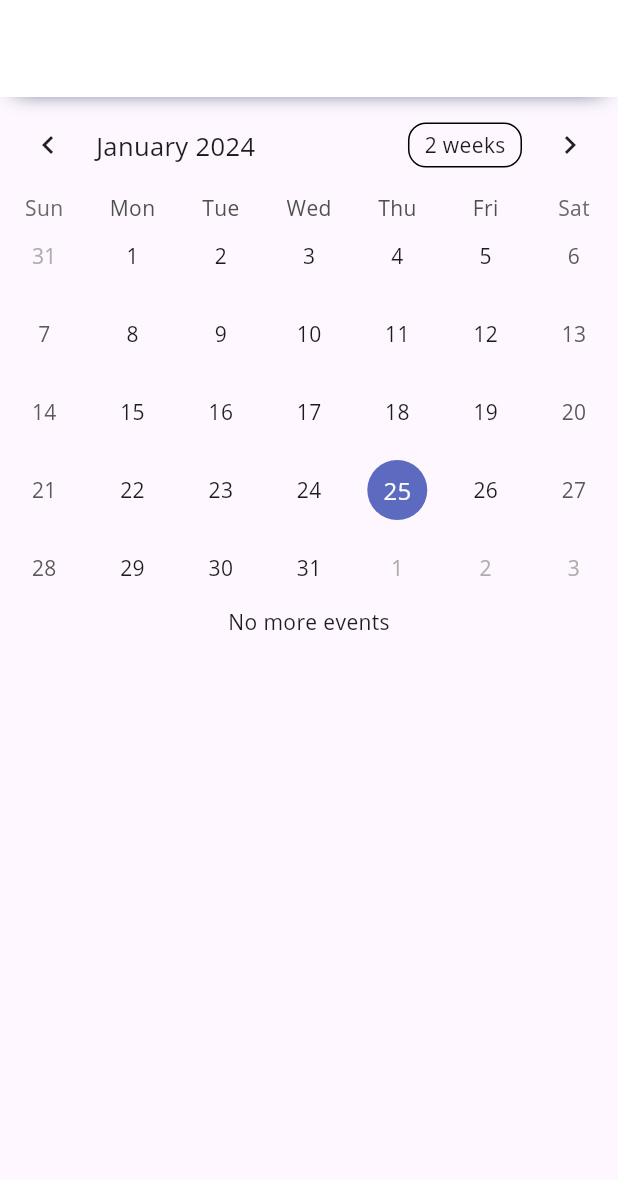
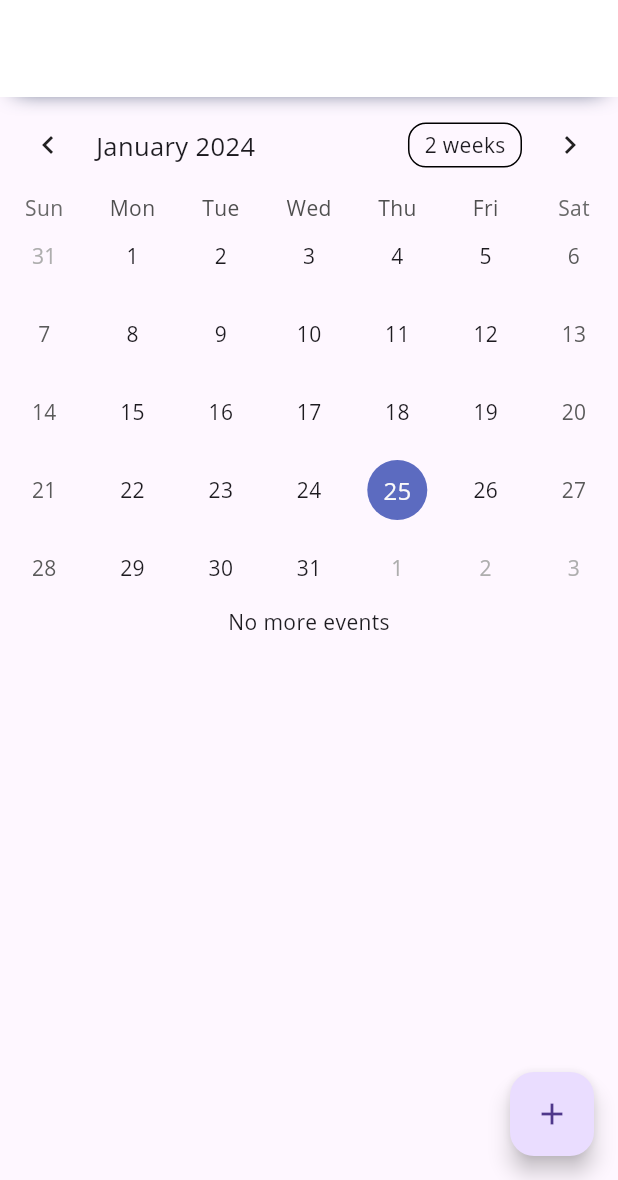
Before and after one commit to kouiso/calendar-alarm, a Flutter app: the screen it shows once a user with an empty profile is signed in, on a phone screen of 412 x 824 dp, the part 56-1236 px from its top. Run offline on Flutter 3.47's test engine with Material 3 defaults, Android fonts, the phone set to English and light mode, and no system bars; drawn by our look-alikes of table_calendar; our stand-ins replace carousel_slider, cloud_firestore, firebase_analytics, firebase_auth, firebase_core, firebase_crashlytics and 4 more; missing offline and left inert: flutter_ringtone_player; accounts and stored records are empty; generated files the repository leaves out were written again.

Commit message:
actionButton押した後にしたからメニューが出るようにした

```diff
--- a/lib/src/app.dart
+++ b/lib/src/app.dart
@@ -36,35 +36,36 @@ class MyApp extends StatelessWidget {
               stream: FirebaseAuth.instance.authStateChanges(),
               builder: (context, snapshot) {
                 if (snapshot.hasData) {
-                  return const Home();
+                  return HomeWithFAB(analytics: analytics);
                 } else {
                   return const Signin();
                 }
               },
             ),
         '/onboarding': (BuildContext context) => const Onboarding(),
-        '/home': (BuildContext context) => const Home(),
+        '/home': (BuildContext context) => HomeWithFAB(analytics: analytics),
         '/profile': (BuildContext context) => const Profile(),
         '/settings': (BuildContext context) => const Settings(),
         '/signin': (BuildContext context) => const Signin(),
       },
-      builder: (context, child) {
-        // 現在のルートを取得
-        final currentRoute = ModalRoute.of(context)?.settings.name;
+    );
+  }
+}
 
-        // フローティングアクションボタンを条件に応じて表示
-        final bool showFab = currentRoute == '/home';
-        return Scaffold(
-          body: child,
-          floatingActionButton: showFab
-              ? FloatingActionButton(
-                  onPressed: () => _showAddOptions(context),
-                  child: const Icon(Icons.add), // プラスアイコン
-                  tooltip: '追加', // ツールチップに「追加」と表示
-                )
-              : null,
-        );
-      },
+class HomeWithFAB extends StatelessWidget {
+  final FirebaseAnalytics analytics;
+
+  const HomeWithFAB({Key? key, required this.analytics}) : super(key: key);
+
+  @override
+  Widget build(BuildContext context) {
+    return Scaffold(
+      body: const Home(),
+      floatingActionButton: FloatingActionButton(
+        onPressed: () => _showAddOptions(context),
+        child: const Icon(Icons.add), // プラスアイコン
+        tooltip: '追加', // ツールチップに「追加」と表示
+      ),
     );
   }
 
--- a/lib/src/layouts/page-layout.dart
+++ b/lib/src/layouts/page-layout.dart
@@ -17,12 +17,9 @@ class PageLayout extends StatelessWidget {
   @override
   Widget build(BuildContext context) {
     return Scaffold(
-      appBar: showNavbar ?? true
-          ? Navbar(title: title)
-          : null, // showNavbarに基づいてナビゲーションバーを表示または非表示
+      appBar: showNavbar ?? true ? Navbar(title: title) : null,
       drawer: ArgonDrawer(currentPage: title),
       body: bodyContent,
-      // フローティングアクションボタンのコードを削除
     );
   }
 }
--- a/pubspec.yaml
+++ b/pubspec.yaml
@@ -28,6 +28,7 @@ dependencies:
   http: ^0.13.0
   in_app_purchase: ^3.1.12
   pedantic_mono: ^1.25.0
+  popup_menu: ^2.0.0
   scrollable_positioned_list: ^0.3.8
   sign_in_button: ^3.2.0
   sign_in_with_apple: ^5.0.0
```
Also changed, not shown: pubspec.lock.
